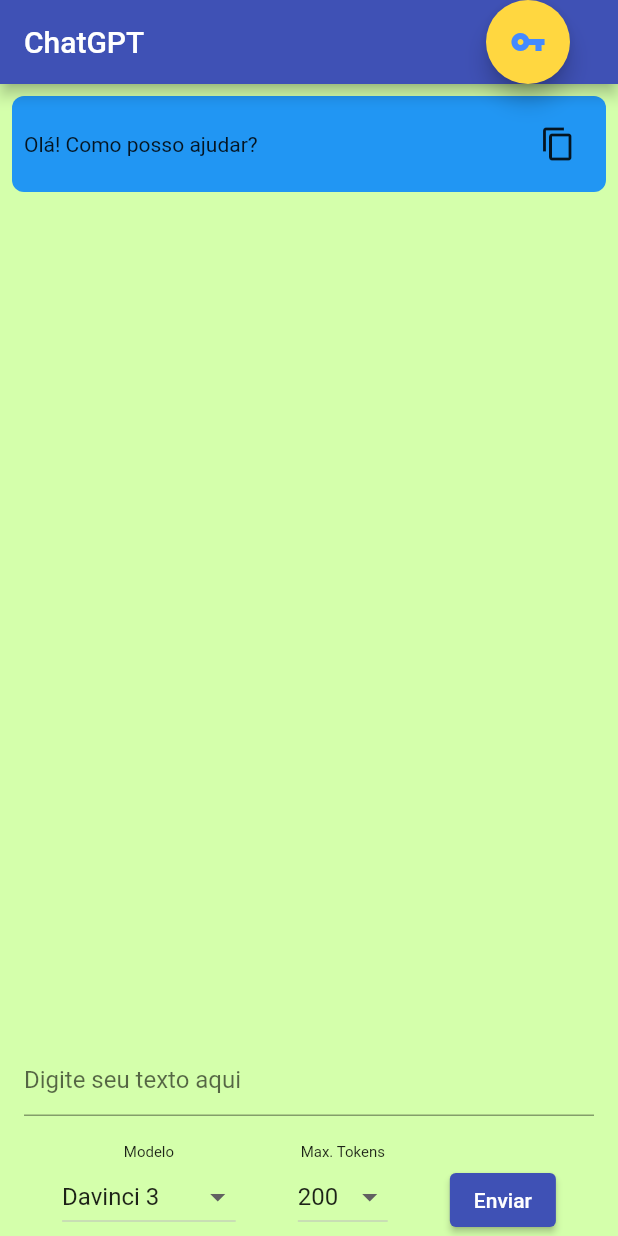
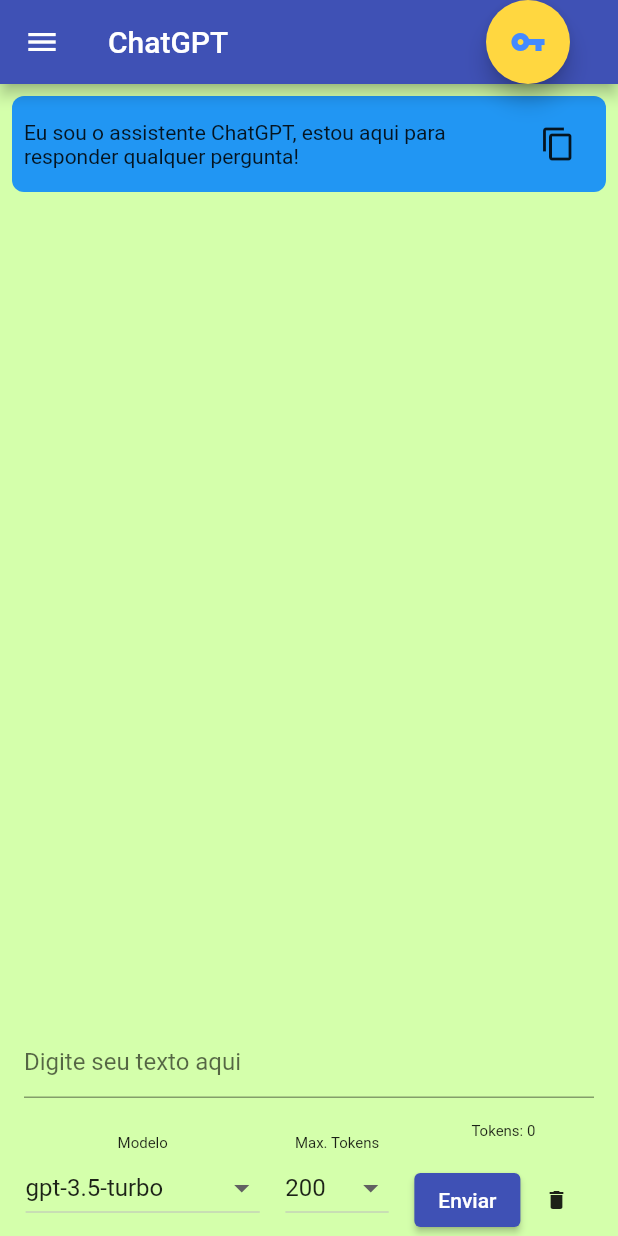
Before and after one commit to PauloDuarte43/ClienteChatGPT, a Flutter app: the screen it shows after launch, on a phone screen of 412 x 824 dp. Run offline on Flutter 3.47's test engine with Material 2 defaults, Android fonts, the phone set to English and light mode, and no system bars; drawn by our look-alikes of animated_text_kit, flutter_markdown; our stand-ins replace flutter_spinkit, shared_preferences.

Commit message:
Add history

```diff
--- a/lib/main.dart
+++ b/lib/main.dart
@@ -1,13 +1,16 @@
+import 'dart:async';
 import 'dart:convert';
 
-import 'package:animated_text_kit/animated_text_kit.dart';
+// import 'package:animated_text_kit/animated_text_kit.dart';
 import 'package:flutter/gestures.dart';
 import 'package:flutter/material.dart';
 import 'package:flutter/services.dart';
+import 'package:flutter_markdown/flutter_markdown.dart' as md;
 import 'package:http/http.dart' as http;
 import 'package:shared_preferences/shared_preferences.dart';
 import 'package:uuid/uuid.dart';
 import 'package:url_launcher/url_launcher.dart';
+import 'package:flutter_spinkit/flutter_spinkit.dart';
 
 void main() => runApp(const MyApp());
 
@@ -19,17 +22,12 @@
 }
 
 List<EngineOption> _engineOptions = [
-  EngineOption('Davinci 3', 'text-davinci-003'),
-  EngineOption('Davinci 2', 'text-davinci-002'),
-  EngineOption('Curie', 'text-curie-001'),
-  EngineOption('Babbage', 'text-babbage-001'),
-  EngineOption('Ada', 'text-ada-001'),
-  EngineOption('Davinci', 'davinci'),
-  EngineOption('Curie', 'curie'),
-  EngineOption('Babbage', 'babbage'),
-  EngineOption('Ada', 'ada'),
   EngineOption('gpt-3.5-turbo', 'gpt-3.5-turbo'),
-  EngineOption('gpt-4', 'gpt-4')
+  EngineOption('gpt-3.5-turbo-0301', 'gpt-3.5-turbo-0301'),
+  EngineOption('gpt-4', 'gpt-4'),
+  EngineOption('gpt-4-0314', 'gpt-4-0314'),
+  EngineOption('gpt-4-32k', 'gpt-4-32k'),
+  EngineOption('gpt-4-32k-0314', 'gpt-4-32k-0314')
 ];
 
 class MyApp extends StatelessWidget {
@@ -58,6 +56,10 @@
 
 class _MyHomePageState extends State<MyHomePage> {
   final TextEditingController _textController = TextEditingController();
+  late Map<String, dynamic> _response;
+  bool _isLoading = false;
+  bool _scrool = false;
+  int tokens = 0;
   String _responseText = '';
   String _apiKey = "";
   final String _sessionId = const Uuid().v4();
@@ -67,56 +69,45 @@
   Utf8Decoder decoder = const Utf8Decoder();
 
   Map<String, Map<String, dynamic>> models = {
-    'text-davinci-003': {
+    'gpt-3.5-turbo': {
       'description':
-          'O modelo mais poderoso e versátil do ChatGPT, adequado para várias tarefas, incluindo geração de texto, tradução de idiomas, resumo de texto e muito mais.',
-      'max_tokens': 4097
-    },
-    'gpt-4': {'description': 'gpt-4.', 'max_tokens': 8192},
-    'gpt-3.5-turbo': {'description': 'gpt-3.5-turbo.', 'max_tokens': 4096},
-    'text-davinci-002': {
-      'description':
-          'Uma versão anterior do modelo Davinci que ainda está disponível para fins de compatibilidade, mas é menos poderosa do que a versão atual.',
+          'Most capable GPT-3.5 model and optimized for chat at 1/10th the cost of text-davinci-003. Will be updated with our latest model iteration.',
       'max_tokens': 4096
     },
-    'text-curie-001': {
+    'gpt-3.5-turbo-0301': {
       'description':
-          'Um modelo menor e mais rápido que o Davinci, mas ainda capaz de gerar texto coerente e útil.',
-      'max_tokens': 2048
+          'Snapshot of gpt-3.5-turbo from March 1st 2023. Unlike gpt-3.5-turbo, this model will not receive updates, and will only be supported for a three month period ending on June 1st 2023',
+      'max_tokens': 4096
     },
-    'text-babbage-001': {
+    'gpt-4': {
       'description':
-          'Um modelo menor do que o Curie, adequado para tarefas mais simples de geração de texto.',
-      'max_tokens': 1024
+          'More capable than any GPT-3.5 model, able to do more complex tasks, and optimized for chat. Will be updated with our latest model iteration.',
+      'max_tokens': 8192
     },
-    'text-ada-001': {
+    'gpt-4-0314': {
       'description':
-          'Um modelo menor e mais rápido do que o Babbage, adequado para tarefas básicas de geração de texto.',
-      'max_tokens': 1024
+          'Snapshot of gpt-4 from March 14th 2023. Unlike gpt-4, this model will not receive updates, and will only be supported for a three month period ending on June 14th 2023.',
+      'max_tokens': 8192
     },
-    'davinci': {
+    'gpt-4-32k': {
       'description':
-          'O modelo mais poderoso e versátil do ChatGPT, adequado para várias tarefas, incluindo geração de texto, tradução de idiomas, resumo de texto e muito mais.',
-      'max_tokens': 2048
+          'Same capabilities as the base gpt-4 mode but with 4x the context length. Will be updated with our latest model iteration.',
+      'max_tokens': 32768
     },
-    'curie': {
+    'gpt-4-32k-0314': {
       'description':
-          'Um modelo menor e mais rápido que o Davinci, mas ainda capaz de gerar texto coerente e útil.',
-      'max_tokens': 2048
+          'Snapshot of gpt-4-32 from March 14th 2023. Unlike gpt-4-32k, this model will not receive updates, and will only be supported for a three month period ending on June 14th 2023.',
+      'max_tokens': 32768
     },
-    'babbage': {
-      'description':
-          'Um modelo menor do que o Curie, adequado para tarefas mais simples de geração de texto.',
-      'max_tokens': 1024
+  };
+  List<List<Map<String, dynamic>>> listChatGPTAssistant = [];
+  List<Map<String, dynamic>> chatGPTAssistant = [
+    {
+      'role': 'assistant',
+      'content':
+          'Eu sou o assistente ChatGPT, estou aqui para responder qualquer pergunta!',
     },
-    'ada': {
-      'description':
-          'Um modelo menor e mais rápido do que o Babbage, adequado para tarefas básicas de geração de texto.',
-      'max_tokens': 1024
-    }
-  };
-
-  List<String> textList = ['Olá! Como posso ajudar?'];
+  ];
 
   int selectedMaxTokens = 200;
   String finishReason = "";
@@ -130,6 +121,19 @@
     )) {
       throw Exception('Não foi possível abrir $url');
     }
+  }
+
+  Future<void> _clearContext() async {
+    await saveChatGPTAssistant();
+    setState(() {
+      chatGPTAssistant = [
+        {
+          'role': 'assistant',
+          'content':
+              'Eu sou o assistente ChatGPT, estou aqui para responder qualquer pergunta!',
+        },
+      ];
+    });
   }
 
   Future<void> _sendText() async {
@@ -173,19 +177,41 @@
     if (prompt.isNotEmpty) {
       SystemChannels.textInput.invokeMethod('TextInput.hide');
       FocusScope.of(context).requestFocus(FocusNode());
-      const String apiUrl = 'https://api.openai.com/v1/completions';
-      // 'https://api.openai.com/v1/engines/${_selectedEngine.value}/completions';
+
+      const String apiUrl = 'https://api.openai.com/v1/chat/completions';
+
       int maxTokens =
           selectedMaxTokens <= models[_selectedEngine.value]!['max_tokens']
               ? selectedMaxTokens
               : models[_selectedEngine.value]!['max_tokens'];
+
       _textController.clear();
-      final String requestBody = json.encode({
+      setState(() {
+        _isLoading = true;
+        _scrool = false;
+
+        chatGPTAssistant.add(
+          {
+            'role': 'user',
+            'content': prompt,
+          },
+        );
+        Timer(const Duration(seconds: 1), () {
+          _scrollController.animateTo(
+            _scrollController.position.maxScrollExtent,
+            duration: const Duration(milliseconds: 500),
+            curve: Curves.easeInOut,
+          );
+        });
+      });
+      late String requestBody;
+      requestBody = json.encode({
         "model": _selectedEngine.value,
-        'prompt': prompt,
+        'messages': chatGPTAssistant,
         'max_tokens': maxTokens,
         'n': 1
       });
+
       final Map<String, String> headers = {
         'Content-Type': 'application/json',
         "Authorization": "Bearer $_apiKey",
@@ -194,27 +220,74 @@
 
       final http.Response response = await http.post(Uri.parse(apiUrl),
           headers: headers, body: requestBody);
+
       final Map<String, dynamic> responseData = json.decode(response.body);
 
       setState(() {
+        _isLoading = false;
         try {
-          textList.add(prompt);
-          _responseText = responseData['choices'][0]['text'];
-          finishReason = responseData['choices'][0]['finish_reason'];
+          _response = responseData['choices'][0];
+          tokens = responseData['usage']['total_tokens'];
+          finishReason = _response['finish_reason'];
+          _responseText = _response['message']['content'];
           _responseText = decoder.convert(_responseText.codeUnits);
-          textList.add(_responseText);
+
+          chatGPTAssistant.add({
+            'role': 'assistant',
+            'content': _responseText,
+          });
+          Timer(const Duration(seconds: 1), () {
+            // Animar a posição do scroll para o final da lista
+            _scrollController.animateTo(
+              _scrollController.position.maxScrollExtent,
+              duration: const Duration(milliseconds: 500),
+              curve: Curves.easeInOut,
+            );
+          });
         } catch (e) {
+          try {
             _responseText = responseData['error']['message'];
-          textList.add(_responseText);
+            showPopUp('Ops!!!', _responseText);
+          } catch (e) {
+            _responseText = '$e';
+            showPopUp('Erro desconhecido!', _responseText);
+          }
         }
       });
     }
+  }
+
+  void showPopUp(String title, String body) {
+    showDialog(
+      context: context,
+      builder: (BuildContext context) {
+        return AlertDialog(
+          title: Text(title),
+          content: Text(body),
+          actions: [
+            TextButton(
+              onPressed: () {
+                Navigator.of(context).pop();
+              },
+              child: const Text('Fechar'),
+            ),
+          ],
+        );
+      },
+    );
   }
 
   @override
   void initState() {
     super.initState();
     _loadApiKey();
+    loadChatGPTAssistant();
+  }
+
+  @override
+  void dispose() {
+    saveChatGPTAssistant();
+    super.dispose();
   }
 
   Future<void> _loadApiKey() async {
@@ -223,6 +296,23 @@
     setState(() {
       _apiKey = apiKey;
     });
+  }
+
+  Future<void> saveChatGPTAssistant() async {
+    final SharedPreferences prefs = await SharedPreferences.getInstance();
+    listChatGPTAssistant.add(chatGPTAssistant);
+    final String json = jsonEncode(listChatGPTAssistant);
+    await prefs.setString('listChatGPTAssistant', json);
+  }
+
+  Future<void> loadChatGPTAssistant() async {
+    final SharedPreferences prefs = await SharedPreferences.getInstance();
+    final String json = prefs.getString('listChatGPTAssistant') ?? '[]';
+    final List<dynamic> jsonList = jsonDecode(json);
+    listChatGPTAssistant = jsonList
+        .map<List<Map<String, dynamic>>>(
+            (json) => List<Map<String, dynamic>>.from(json))
+        .toList();
   }
 
   Future<void> _updateApiKey() async {
@@ -287,10 +377,12 @@
                       Expanded(
                         child: ListView.builder(
                           controller: _scrollController,
-                          itemCount: textList.length,
+                          itemCount: chatGPTAssistant.length,
                           itemBuilder: (BuildContext context, int index) {
-                            String mensagem = textList[index];
-                            bool isMinhaMensagem = index % 2 == 0;
+                            Map<String, dynamic> mensagem =
+                                chatGPTAssistant[index];
+                            bool isMinhaMensagem =
+                                mensagem['role'] == 'assistant';
 
                             return Container(
                               alignment: isMinhaMensagem
@@ -316,35 +408,42 @@
                                         width:
                                             MediaQuery.of(context).size.width -
                                                 120,
-                                        child: AnimatedTextKit(
-                                          animatedTexts: [
-                                            TypewriterAnimatedText(
-                                              mensagem,
+                                        child: md.MarkdownBody(
+                                          data: mensagem['content'],
                                         ),
-                                          ],
-                                          totalRepeatCount: 1,
-                                          isRepeatingAnimation: false,
-                                          repeatForever: false,
-                                          onFinished: () {
-                                            _scrollController.animateTo(
-                                              _scrollController
-                                                  .position.maxScrollExtent,
-                                              duration: const Duration(
-                                                  milliseconds: 500),
-                                              curve: Curves.easeOut,
-                                            );
-                                          },
+                                        // child: AnimatedTextKit(
+                                        //   animatedTexts: [
+                                        //     TypewriterAnimatedText(
+                                        //       mensagem['content'],
+                                        //     ),
+                                        //   ],
+                                        //   totalRepeatCount: 1,
+                                        //   isRepeatingAnimation: false,
+                                        //   repeatForever: false,
+                                        //   onFinished: () {
+                                        //     if (!_scrool) {
+                                        //       _scrollController.animateTo(
+                                        //         _scrollController
+                                        //             .position.maxScrollExtent,
+                                        //         duration: const Duration(
+                                        //             milliseconds: 500),
+                                        //         curve: Curves.easeOut,
+                                        //       );
+                                        //       setState(() {
+                                        //         _scrool = true;
+                                        //       });
+                                        //     }
+                                        //   },
+                                        // ),
                                       ),
                                     ),
-                                    ),
-                                    isMinhaMensagem
-                                        ? IconButton(
+                                    IconButton(
                                       icon: const Icon(Icons.copy),
                                       onPressed: () {
                                         // código a ser executado quando o botão é pressionado
                                         // if (Platform.isIOS || Platform.isAndroid) {
                                         Clipboard.setData(ClipboardData(
-                                                  text: mensagem));
+                                            text: mensagem['content']));
                                         ScaffoldMessenger.of(context)
                                             .showSnackBar(const SnackBar(
                                           duration: Duration(seconds: 1),
@@ -353,8 +452,7 @@
                                         ));
                                         // } else {}
                                       },
-                                          )
-                                        : const SizedBox.shrink()
+                                    ),
                                   ],
                                 ),
                                 // IconButton(
@@ -494,7 +592,8 @@
                                   1600,
                                   2048,
                                   4096,
-                                  8192
+                                  8192,
+                                  32768
                                 ].map<DropdownMenuItem<int>>((int value) {
                                   return DropdownMenuItem<int>(
                                     value: value,
@@ -506,10 +605,31 @@
                           ),
                           Column(
                             children: [
+                              Text(
+                                'Tokens: $tokens',
+                                style: const TextStyle(fontSize: 10.0),
+                              ),
                               Text(finishReason),
+                              Row(
+                                children: [
                                   ElevatedButton(
                                     onPressed: _sendText,
                                     child: const Text('Enviar'),
+                                  ),
+                                  IconButton(
+                                    iconSize: 16.0,
+                                    icon: const Icon(Icons.delete),
+                                    onPressed: _clearContext,
+                                  ),
+                                  _isLoading
+                                      ? const Center(
+                                          child: SpinKitCircle(
+                                            color: Colors.blue,
+                                            size: 15.0,
+                                          ),
+                                        )
+                                      : const SizedBox.shrink(),
+                                ],
                               ),
                             ],
                           ),
@@ -521,6 +641,41 @@
                 );
               },
             ),
+          ),
+        ),
+        drawer: Drawer(
+          child: ListView(
+            padding: EdgeInsets.zero,
+            children: <Widget>[
+              const DrawerHeader(
+                decoration: BoxDecoration(
+                  color: Colors.blue,
+                ),
+                child: Center(
+                  child: Text(
+                    'Histórico de Conversas',
+                    textAlign: TextAlign.center,
+                    style: TextStyle(fontSize: 25.0),
+                  ),
+                ),
+              ),
+              for (var item in listChatGPTAssistant)
+                if (item.length > 1)
+                  ListTile(
+                    title: Text(item[1]['content'].length >= 15
+                        ? item[1]['content'].substring(0, 15)
+                        : item[1]['content']),
+                    leading: const Icon(Icons.history_edu_outlined),
+                    onTap: () {
+                      saveChatGPTAssistant();
+                      setState(() {
+                        chatGPTAssistant = item;
+                        listChatGPTAssistant.remove(item);
+                      });
+                      Navigator.pop(context);
+                    },
+                  ),
+            ],
           ),
         ),
         floatingActionButton: Stack(
--- a/pubspec.yaml
+++ b/pubspec.yaml
@@ -16,7 +16,7 @@
 # https://developer.apple.com/library/archive/documentation/General/Reference/InfoPlistKeyReference/Articles/CoreFoundationKeys.html
 # In Windows, build-name is used as the major, minor, and patch parts
 # of the product and file versions while build-number is used as the build suffix.
-version: 1.0.1+9
+version: 1.0.2+13
 
 environment:
   sdk: '>=2.19.2 <3.0.0'
@@ -41,6 +41,8 @@
   intl: ^0.18.0
   uuid: ^3.0.7
   url_launcher: ^6.1.10
+  flutter_spinkit: ^5.1.0
+  flutter_markdown: ^0.6.14
 
 dev_dependencies:
   flutter_test:
```
Also changed, not shown: pubspec.lock. Lines whose indentation alone changed are shown as unchanged.
